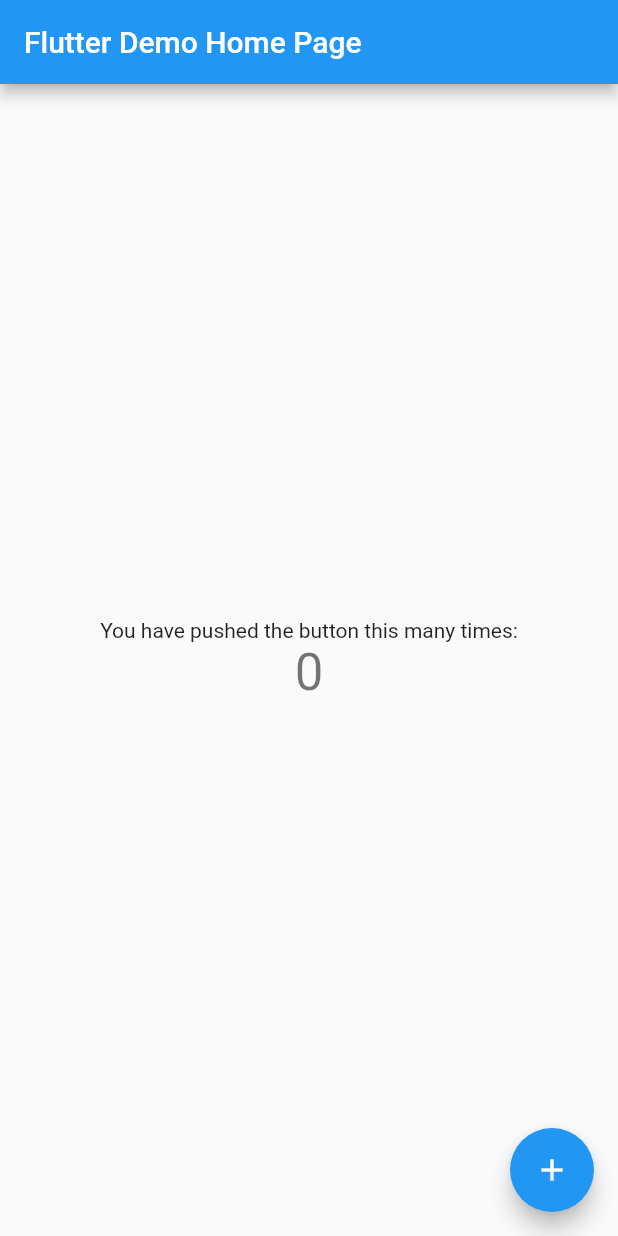
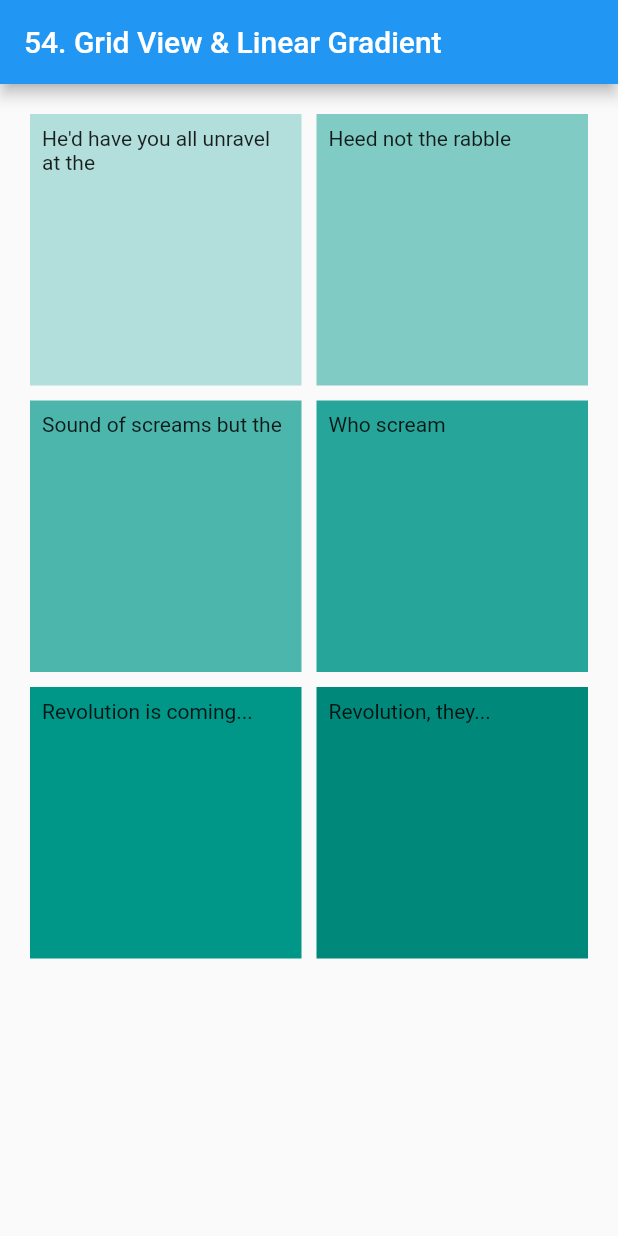
Before and after one commit to Devsaci/grid_view_linear_gradient, a Flutter app: the screen it shows after launch, on a phone screen of 412 x 824 dp. Run offline on Flutter 3.47's test engine with Material 2 defaults, Android fonts, the phone set to English and light mode, and no system bars.

Commit message:
GridView.count

```diff
--- a/lib/main.dart
+++ b/lib/main.dart
@@ -7,109 +7,73 @@
 class MyApp extends StatelessWidget {
   const MyApp({Key? key}) : super(key: key);
 
-  // This widget is the root of your application.
   @override
   Widget build(BuildContext context) {
     return MaterialApp(
       title: 'Flutter Demo',
       theme: ThemeData(
-        // This is the theme of your application.
-        //
-        // Try running your application with "flutter run". You'll see the
-        // application has a blue toolbar. Then, without quitting the app, try
-        // changing the primarySwatch below to Colors.green and then invoke
-        // "hot reload" (press "r" in the console where you ran "flutter run",
-        // or simply save your changes to "hot reload" in a Flutter IDE).
-        // Notice that the counter didn't reset back to zero; the application
-        // is not restarted.
         primarySwatch: Colors.blue,
       ),
-      home: const MyHomePage(title: 'Flutter Demo Home Page'),
+      home: const MyHomePage(),
     );
   }
 }
 
 class MyHomePage extends StatefulWidget {
-  const MyHomePage({Key? key, required this.title}) : super(key: key);
-
-  // This widget is the home page of your application. It is stateful, meaning
-  // that it has a State object (defined below) that contains fields that affect
-  // how it looks.
-
-  // This class is the configuration for the state. It holds the values (in this
-  // case the title) provided by the parent (in this case the App widget) and
-  // used by the build method of the State. Fields in a Widget subclass are
-  // always marked "final".
-
-  final String title;
+  const MyHomePage({
+    Key? key,
+  }) : super(key: key);
 
   @override
   State<MyHomePage> createState() => _MyHomePageState();
 }
 
 class _MyHomePageState extends State<MyHomePage> {
-  int _counter = 0;
-
-  void _incrementCounter() {
-    setState(() {
-      // This call to setState tells the Flutter framework that something has
-      // changed in this State, which causes it to rerun the build method below
-      // so that the display can reflect the updated values. If we changed
-      // _counter without calling setState(), then the build method would not be
-      // called again, and so nothing would appear to happen.
-      _counter++;
-    });
-  }
-
   @override
   Widget build(BuildContext context) {
-    // This method is rerun every time setState is called, for instance as done
-    // by the _incrementCounter method above.
-    //
-    // The Flutter framework has been optimized to make rerunning build methods
-    // fast, so that you can just rebuild anything that needs updating rather
-    // than having to individually change instances of widgets.
     return Scaffold(
       appBar: AppBar(
-        // Here we take the value from the MyHomePage object that was created by
-        // the App.build method, and use it to set our appbar title.
-        title: Text(widget.title),
+        title: const Text("54. Grid View & Linear Gradient"),
       ),
-      body: Center(
-        // Center is a layout widget. It takes a single child and positions it
-        // in the middle of the parent.
-        child: Column(
-          // Column is also a layout widget. It takes a list of children and
-          // arranges them vertically. By default, it sizes itself to fit its
-          // children horizontally, and tries to be as tall as its parent.
-          //
-          // Invoke "debug painting" (press "p" in the console, choose the
-          // "Toggle Debug Paint" action from the Flutter Inspector in Android
-          // Studio, or the "Toggle Debug Paint" command in Visual Studio Code)
-          // to see the wireframe for each widget.
-          //
-          // Column has various properties to control how it sizes itself and
-          // how it positions its children. Here we use mainAxisAlignment to
-          // center the children vertically; the main axis here is the vertical
-          // axis because Columns are vertical (the cross axis would be
-          // horizontal).
-          mainAxisAlignment: MainAxisAlignment.center,
-          children: <Widget>[
-            const Text(
-              'You have pushed the button this many times:',
-            ),
-            Text(
-              '$_counter',
-              style: Theme.of(context).textTheme.headline4,
-            ),
-          ],
-        ),
-      ),
-      floatingActionButton: FloatingActionButton(
-        onPressed: _incrementCounter,
-        tooltip: 'Increment',
-        child: const Icon(Icons.add),
-      ), // This trailing comma makes auto-formatting nicer for build methods.
+      body: GridView.count(
+        primary: false,
+        padding: const EdgeInsets.all(20),
+        crossAxisSpacing: 10,
+        mainAxisSpacing: 10,
+        crossAxisCount: 2,
+        children: <Widget>[
+          Container(
+            padding: const EdgeInsets.all(8),
+            child: const Text("He'd have you all unravel at the"),
+            color: Colors.teal[100],
+          ),
+          Container(
+            padding: const EdgeInsets.all(8),
+            child: const Text('Heed not the rabble'),
+            color: Colors.teal[200],
+          ),
+          Container(
+            padding: const EdgeInsets.all(8),
+            child: const Text('Sound of screams but the'),
+            color: Colors.teal[300],
+          ),
+          Container(
+            padding: const EdgeInsets.all(8),
+            child: const Text('Who scream'),
+            color: Colors.teal[400],
+          ),
+          Container(
+            padding: const EdgeInsets.all(8),
+            child: const Text('Revolution is coming...'),
+            color: Colors.teal[500],
+          ),
+          Container(
+            padding: const EdgeInsets.all(8),
+            child: const Text('Revolution, they...'),
+            color: Colors.teal[600],
+          ),
+        ],
+      )
     );
   }
 }
```
